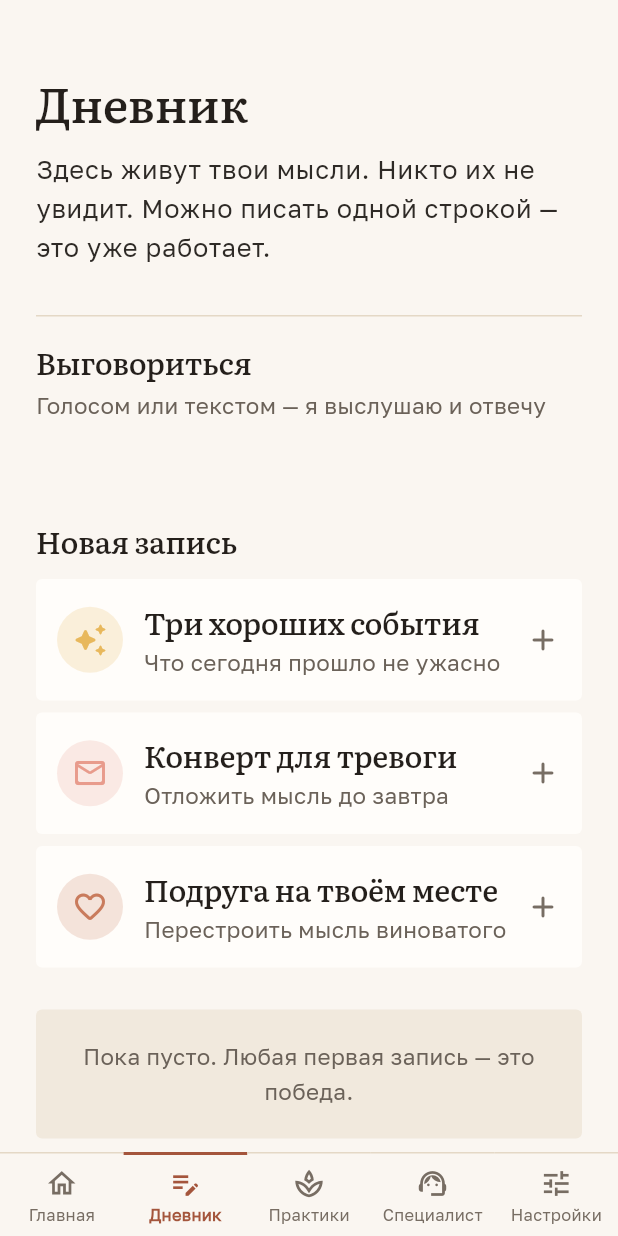
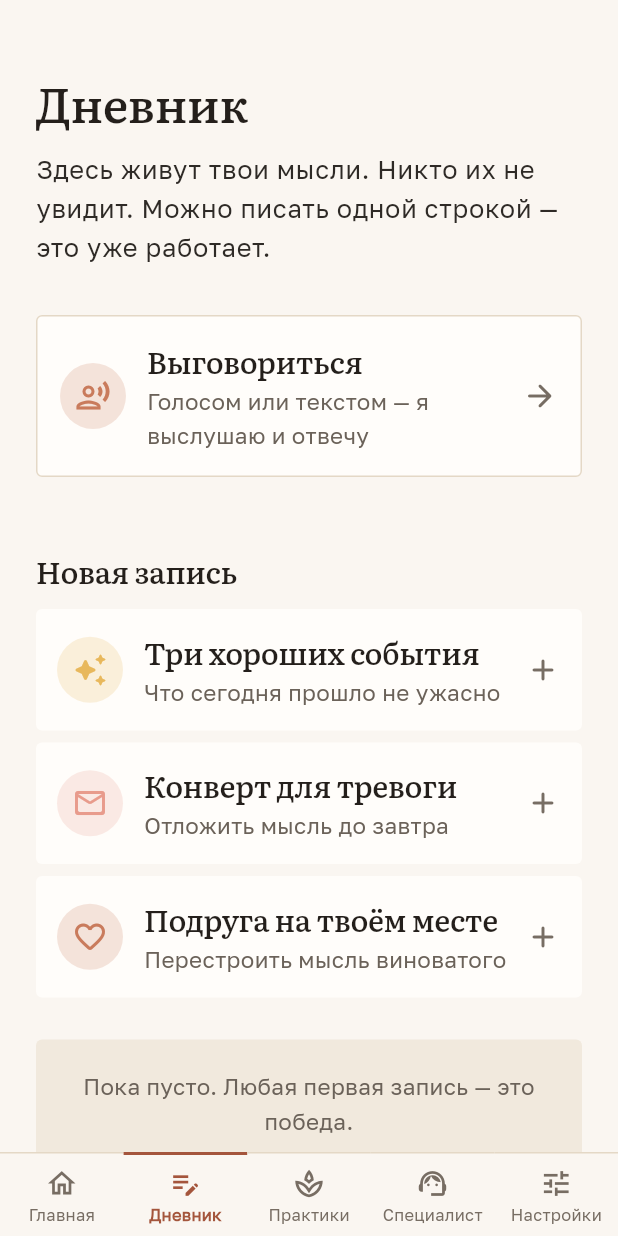
Before and after one commit to boytik/volna-, a Flutter app: the DiaryListScreen screen opened by its route, on a phone screen of 412 x 824 dp. Run offline on Flutter 3.47's test engine with Material 3 defaults, Android fonts, the phone set to English and light mode, and no system bars; our stand-ins replace flutter_local_notifications, flutter_timezone, go_router, permission_handler, shared_preferences, speech_to_text and 1 more; missing offline and left inert: flutter_sound; accounts and stored records are empty.

Commit message:
Дневник: «Выговориться» стала кнопкой, а не строкой бланка
Функцию просто не замечали. Строка была набрана `titleLarge` — ровно тем
же стилем, что и заголовок «Новая запись» тремя строками ниже, — и с
волосяной линейкой сверху вместо подложки. То есть читалась названием
раздела, а не тем, куда можно нажать.

Это третий раз, когда бланк проигрывает: то же было с «короткой версией»
квеста и со строками главного экрана, и оба раза вывод записан в
DESIGN.md — affordance важнее символической симметрии. Здесь он не был
применён.

Теперь «вклейка»: приподнятый листок, радиус 4, линия по краю, без тени,
иконка в кружке и стрелка. От трёх плиток «Новой записи» отличается
линией и стрелкой — те создают запись и помечены плюсом, эта уводит на
другой экран.

Co-Authored-By: Claude Opus 5 (1M context) <noreply@anthropic.com>
Claude-Session: https://claude.ai/code/session_01Az15UbhoxbCsudxWRDywoM

```diff
--- a/lib/features/diary/diary_list_screen.dart
+++ b/lib/features/diary/diary_list_screen.dart
@@ -358,6 +358,20 @@ class _EntryCard extends StatelessWidget {
 /// Вход в «выговориться» из дневника. Знак «уходит на сервер» стоит
 /// не здесь, а на экране выбора: он относится к голосу, а не ко всему
 /// разделу — текст никуда не отправляется.
+///
+/// Раньше это была строка бланка: волосяная линейка сверху, заголовок
+/// `titleLarge` и подпись. Ровно тем же `titleLarge` набран заголовок
+/// «Новая запись» тремя строками ниже — так что строка читалась не
+/// кнопкой, а названием раздела, и функцию просто не замечали.
+///
+/// Это уже третий раз, когда бланк проигрывает: то же было с
+/// «короткой версией» квеста и со строками главного экрана. Вывод в
+/// DESIGN.md записан — affordance важнее символической симметрии.
+///
+/// Теперь это «вклейка»: приподнятый листок, радиус 4, линия по краю,
+/// без тени. От трёх плиток «Новой записи» отличается именно линией и
+/// стрелкой: те создают запись (значок «плюс»), эта уводит на другой
+/// экран.
 class _VentRow extends StatelessWidget {
   const _VentRow({
     required this.title,
@@ -373,25 +387,51 @@ class _VentRow extends StatelessWidget {
   Widget build(BuildContext context) {
     final theme = Theme.of(context);
 
-    return InkWell(
-      onTap: () => context.push(route),
-      child: Container(
-        padding: const EdgeInsets.symmetric(vertical: AppSpacing.md),
-        decoration: BoxDecoration(
-          border: Border(
-            top: BorderSide(
-              color: theme.colorScheme.outline,
+    return Material(
+      color: AppColors.paperLift,
+      shape: RoundedRectangleBorder(
+        borderRadius: AppRadius.smR,
+        side: const BorderSide(
+          color: AppColors.rule,
           width: AppStroke.hairline,
         ),
       ),
+      child: InkWell(
+        onTap: () => context.push(route),
+        borderRadius: AppRadius.smR,
+        child: Padding(
+          padding: const EdgeInsets.all(AppSpacing.md),
+          child: Row(
+            children: [
+              Container(
+                width: 44,
+                height: 44,
+                decoration: BoxDecoration(
+                  color: AppColors.accent.withValues(alpha: 0.2),
+                  shape: BoxShape.circle,
                 ),
+                child: const Icon(
+                  Icons.record_voice_over_outlined,
+                  color: AppColors.accent,
+                ),
+              ),
+              const SizedBox(width: 14),
+              Expanded(
                 child: Column(
                   crossAxisAlignment: CrossAxisAlignment.start,
                   children: [
                     Text(title, style: theme.textTheme.titleLarge),
-            const SizedBox(height: AppSpacing.xs),
+                    const SizedBox(height: 2),
                     Text(note, style: theme.textTheme.bodyMedium),
                   ],
+                ),
+              ),
+              const Icon(
+                Icons.arrow_forward_rounded,
+                color: AppColors.inkQuiet,
+              ),
+            ],
+          ),
         ),
       ),
     );
```
Also changed, not shown: 2 other files. Lines whose indentation alone changed are shown as unchanged.
